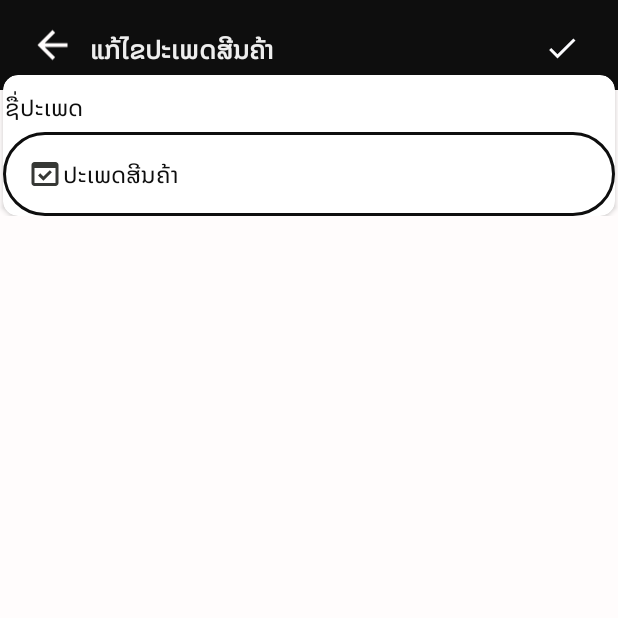
After one commit to touyphongkeo/posposs, an Android app: the Edit_category screen opened directly, with no data from a screen before it, on a phone screen of 412 x 824 dp, the top half of it. The commit adds this screen. Run offline under Robolectric (Android 15) with nearby library versions, the phone set to English and light mode, and no system bars; libraries missing offline, so code that uses them is left out: es.dmoral.toasty; 3 statements that could not run were skipped.

Commit message:
ມີການ ອັບເດດ 02-03-2023

```diff
--- a/app/src/main/AndroidManifest.xml
+++ b/app/src/main/AndroidManifest.xml
@@ -38,6 +38,7 @@
         <activity android:name="com.app.pospos.pos.Product2Cart"/>
         <activity android:name="com.app.pospos.pos.Pos2Activity" />
         <activity android:name="com.app.pospos.category.CategoryActivity" />
+        <activity android:name="com.app.pospos.category.Edit_category" />
 
         <activity android:name="com.app.pospos.HomeActivity" />
         <activity android:name="com.app.pospos.SplashActivity">
--- a/app/src/main/java/com/app/pospos/ClassLibs.java
+++ b/app/src/main/java/com/app/pospos/ClassLibs.java
@@ -6,6 +6,7 @@ public class ClassLibs {
     public static String Image = "";
     public static String SALE_BILL = "";
     public static String Cut_qty = "";
+    public static String Chart_id = "";
 
 
     public static String finvoiceId = "";
--- a/app/src/main/java/com/app/pospos/adapter/Categorys_tAdapter.java
+++ b/app/src/main/java/com/app/pospos/adapter/Categorys_tAdapter.java
@@ -1,8 +1,5 @@
 package com.app.pospos.adapter;
-
-
 import static com.gitonway.lee.niftymodaldialogeffects.lib.Effectstype.Slidetop;
-
 import android.content.Context;
 import android.content.Intent;
 import android.view.LayoutInflater;
@@ -14,30 +11,29 @@ import android.widget.Toast;
 import androidx.annotation.NonNull;
 import androidx.recyclerview.widget.RecyclerView;
 import com.app.onlinesmartpos.R;
+import com.app.pospos.Constant;
+import com.app.pospos.category.Edit_category;
+import com.app.pospos.image.Get_imageshow;
 import com.app.pospos.model.Catgory;
+import com.app.pospos.networking.ApiClient;
+import com.app.pospos.networking.ApiInterface;
 import com.app.pospos.utils.Utils;
 import com.gitonway.lee.niftymodaldialogeffects.lib.NiftyDialogBuilder;
-
 import java.util.List;
-
 import es.dmoral.toasty.Toasty;
 import retrofit2.Call;
 import retrofit2.Callback;
 import retrofit2.Response;
-
+import static com.app.pospos.ClassLibs.Chart_id;
 public class Categorys_tAdapter extends RecyclerView.Adapter<Categorys_tAdapter.MyViewHolder> {
-
-
     private List<Catgory> customerData;
     private Context context;
     Utils utils;
-
 
     public Categorys_tAdapter(Context context, List<Catgory> customerData) {
         this.context = context;
         this.customerData = customerData;
         utils=new Utils();
-
     }
 
 
@@ -51,29 +47,22 @@ public class Categorys_tAdapter extends RecyclerView.Adapter<Categorys_tAdapter.
 
     @Override
     public void onBindViewHolder(@NonNull final Categorys_tAdapter.MyViewHolder holder, int position) {
-
         final String Id = customerData.get(position).getID();
-        String chart_id = customerData.get(position).getCategory_id();
+        String 	category_id = customerData.get(position).getCategory_id();
         String chart_name = customerData.get(position).getCategory_name();
-
         holder.txtCustomerName.setText("ລະຫັດ: "+Id);
-        holder.txtCell.setText("ລະຫັດໜວດໜູ່: "+chart_id);
+        holder.txtCell.setText("ລະຫັດໜວດໜູ່: "+category_id);
         holder.txtEmail.setText("ປະເພດ: "+chart_name);
 
-
-
-
 //
-     /*   holder.imgDelete.setOnClickListener(new View.OnClickListener() {
+        holder.imgDelete.setOnClickListener(new View.OnClickListener() {
             @Override
             public void onClick(View v) {
-
-                Chart_id = chart_id;
-
+                Chart_id = category_id;
                 NiftyDialogBuilder dialogBuilder = NiftyDialogBuilder.getInstance(context);
                 dialogBuilder
                         .withTitle("ຄຳເຕືອນ")
-                        .withMessage("ທ່ານຕ້ອງການລົບຂໍ້ມູນບັນຊີນີ້ ແທ້ ຫຼື ບໍ ?")
+                        .withMessage("ທ່ານຕ້ອງການລົບຂໍ້ມູນນີ້ ແທ້ ຫຼື ບໍ ?")
                         .withEffect(Slidetop)
                         .withDialogColor("#2979ff") //use color code for dialog
                         .withButton1Text("ຕົກລົງ")
@@ -81,15 +70,11 @@ public class Categorys_tAdapter extends RecyclerView.Adapter<Categorys_tAdapter.
                         .setButton1Click(new View.OnClickListener() {
                             @Override
                             public void onClick(View v) {
-
-
                                 if (utils.isNetworkAvailable(context)) {
-                                    deletechart(Id);
+                                    deletecategory(category_id);
                                     customerData.remove(holder.getAdapterPosition());
                                     dialogBuilder.dismiss();
-                                }
-                                else
-                                {
+                                } else {
                                     dialogBuilder.dismiss();
                                     Toasty.error(context, "ບໍ່ສາມາດເຊື່ອມຕໍ່ອິນເຕີເນັດ", Toast.LENGTH_SHORT).show();
                                 }
@@ -98,16 +83,28 @@ public class Categorys_tAdapter extends RecyclerView.Adapter<Categorys_tAdapter.
                         .setButton2Click(new View.OnClickListener() {
                             @Override
                             public void onClick(View v) {
-
                                 dialogBuilder.dismiss();
                             }
                         })
-                        .show();
+                .show();
+            }
+        });
 
+
+
+
+
+        holder.imgCall.setOnClickListener(new View.OnClickListener() {
+            @Override
+            public void onClick(View v) {
+                Chart_id = category_id;
+                Intent intent=new Intent(context, Edit_category.class);
+                intent.putExtra("category_id",category_id);
+                context.startActivity(intent);
 
             }
         });
-*/
+
     }
 
     @Override
@@ -146,12 +143,12 @@ public class Categorys_tAdapter extends RecyclerView.Adapter<Categorys_tAdapter.
 
 
     //delete from server
-  /*  private void deletechart(String id) {
+    private void deletecategory(String category_id) {
         ApiInterface apiInterface = ApiClient.getApiClient().create(ApiInterface.class);
-        Call<chartaccount> call = apiInterface.deletechart_account(id);
-        call.enqueue(new Callback<chartaccount>() {
+        Call<Catgory> call = apiInterface.deleteCategory(category_id);
+        call.enqueue(new Callback<Catgory>() {
             @Override
-            public void onResponse(@NonNull Call<chartaccount> call, @NonNull Response<chartaccount> response) {
+            public void onResponse(@NonNull Call<Catgory> call, @NonNull Response<Catgory> response) {
 
 
                 if (response.isSuccessful() && response.body() != null) {
@@ -175,11 +172,11 @@ public class Categorys_tAdapter extends RecyclerView.Adapter<Categorys_tAdapter.
             }
 
             @Override
-            public void onFailure(@NonNull Call<chartaccount> call, Throwable t) {
+            public void onFailure(@NonNull Call<Catgory> call, Throwable t) {
                 Toast.makeText(context, "Error! " + t.toString(), Toast.LENGTH_SHORT).show();
             }
         });
     }
-*/
+
 
 }
--- a/app/src/main/java/com/app/pospos/adapter/Sale2Adapter.java
+++ b/app/src/main/java/com/app/pospos/adapter/Sale2Adapter.java
@@ -180,7 +180,7 @@ public class Sale2Adapter extends RecyclerView.Adapter<Sale2Adapter.MyViewHolder
         TextView txt_item_name,txt_weight,txt_price,status,txt_number,tabel;
         ImageView img_delete;
 
-        CircleImageView cart_product_image;
+        ImageView cart_product_image;
 
         public MyViewHolder(@NonNull View itemView) {
             super(itemView);
--- /dev/null
+++ b/app/src/main/java/com/app/pospos/category/Edit_category.java
@@ -0,0 +1,96 @@
+package com.app.pospos.category;
+import android.app.ProgressDialog;
+import android.content.Context;
+import android.content.SharedPreferences;
+import android.os.Bundle;
+import android.util.Log;
+import android.widget.Toast;
+
+import androidx.annotation.NonNull;
+import androidx.annotation.Nullable;
+import com.app.onlinesmartpos.R;
+import com.app.pospos.Constant;
+import com.app.pospos.HomeActivity;
+import com.app.pospos.image.Get_imageshow;
+import com.app.pospos.model.Catgory;
+import com.app.pospos.model.Login;
+import com.app.pospos.model.Product;
+import com.app.pospos.networking.ApiClient;
+import com.app.pospos.networking.ApiInterface;
+import com.app.pospos.utils.BaseActivity;
+import com.bumptech.glide.Glide;
+
+import java.math.BigDecimal;
+import java.text.DecimalFormat;
+import java.text.DecimalFormatSymbols;
+import java.text.SimpleDateFormat;
+import java.util.Date;
+import java.util.List;
+import java.util.Locale;
+
+import es.dmoral.toasty.Toasty;
+import retrofit2.Call;
+import retrofit2.Callback;
+import retrofit2.Response;
+
+public class Edit_category extends BaseActivity {
+    String category_id;
+    ProgressDialog loading;
+    SharedPreferences sp;
+
+    SharedPreferences.Editor editor;
+    @Override
+    protected void onCreate(@Nullable Bundle savedInstanceState) {
+        super.onCreate(savedInstanceState);
+        setContentView(R.layout.activity_editcategory);
+        getSupportActionBar().hide();
+        sp = getSharedPreferences(Constant.SHARED_PREF_NAME, Context.MODE_PRIVATE);
+        editor = sp.edit();
+        String email = sp.getString(Constant.SP_EMAIL, "");
+        String password = sp.getString(Constant.SP_PASSWORD, "");
+
+        category_id = getIntent().getExtras().getString(Constant.CATEGORY_ID);
+
+        Toast.makeText(this, category_id.toString(), Toast.LENGTH_SHORT).show();
+        getCategory(category_id);
+    }
+
+
+
+    public void getCategory(String category_id) {
+        Log.d("category_id",category_id);
+        loading=new ProgressDialog(Edit_category.this);
+        loading.setCancelable(false);
+        loading.setMessage(getString(R.string.please_wait));
+        loading.show();
+        ApiInterface apiInterface = ApiClient.getApiClient().create(ApiInterface.class);
+        retrofit2.Call<List<Catgory>> call;
+        call = apiInterface.updateCategorys(category_id);
+        call.enqueue(new Callback<List<Catgory>>() {
+            @Override
+            public void onResponse(@NonNull retrofit2.Call<List<Catgory>> call, @NonNull retrofit2.Response<List<Catgory>> response) {
+                if (response.isSuccessful() && response.body() != null) {
+                    List<Catgory> userData;
+                    userData = response.body();
+                    loading.dismiss();
+                    if (userData.isEmpty()) {
+                        Toasty.warning(Edit_category.this, R.string.no_product_found, Toast.LENGTH_SHORT).show();
+                    } else {
+                        loading.dismiss();
+                        String id = userData.get(0).getID();
+                        String categoryId = userData.get(0).getCategory_id();
+                        String category_name = userData.get(0).getCategory_name();
+
+
+                    }
+                }
+            }
+            @Override
+            public void onFailure(@NonNull retrofit2.Call<List<Catgory>> call, @NonNull Throwable t) {
+                Toast.makeText(Edit_category.this, R.string.something_went_wrong, Toast.LENGTH_SHORT).show();
+                Log.d("Error : ", t.toString());
+            }
+        });
+    }
+
+}
--- a/app/src/main/java/com/app/pospos/model/Catgory.java
+++ b/app/src/main/java/com/app/pospos/model/Catgory.java
@@ -9,6 +9,12 @@ public class Catgory {
     private String category_id;
     @SerializedName("category_name")
     private String category_name;
+
+
+    @SerializedName("value")
+    private String value;
+    @SerializedName("message")
+    private String massage;
     public String getID() {
         return Id;
     }
@@ -18,4 +24,12 @@ public class Catgory {
     public String getCategory_name() {
         return category_name;
     }
+
+    public String getValue() {
+        return value;
+    }
+
+    public String getMassage() {
+        return massage;
+    }
 }
--- a/app/src/main/java/com/app/pospos/networking/ApiInterface.java
+++ b/app/src/main/java/com/app/pospos/networking/ApiInterface.java
@@ -106,6 +106,20 @@ public interface ApiInterface {
             @Field(Constant.TBNAME) String tbname
     );
 
+   //delete category
+    @FormUrlEncoded
+    @POST("delete_category.php")
+    Call<Catgory> deleteCategory(
+            @Field(Constant.CATEGORY_ID) String category_id
+    );
+
+
+    @FormUrlEncoded
+    @POST("select_category.php")
+    Call<List<Catgory>> updateCategorys(
+            @Field(Constant.CATEGORY_ID) String category_id
+    );
+
 
 
     //add sale data to server
--- /dev/null
+++ b/app/src/main/res/drawable/baselinebf.xml
@@ -0,0 +1,5 @@
+<vector android:height="24dp" android:tint="#FBFBFD"
+    android:viewportHeight="24" android:viewportWidth="24"
+    android:width="24dp" xmlns:android="http://schemas.android.com/apk/res/android">
+    <path android:fillColor="@android:color/white" android:pathData="M9,16.17L4.83,12l-1.42,1.41L9,19 21,7l-1.41,-1.41z"/>
+</vector>
--- /dev/null
+++ b/app/src/main/res/drawable/verification_24.xml
@@ -0,0 +1,6 @@
+<vector android:height="24dp" android:tint="#363835"
+    android:viewportHeight="24" android:viewportWidth="24"
+    android:width="24dp" xmlns:android="http://schemas.android.com/apk/res/android">
+    <path android:fillColor="@android:color/white" android:pathData="M16.6,10.88l-1.42,-1.42l-4.24,4.25l-2.12,-2.13l-1.42,1.42l3.54,3.54z"/>
+    <path android:fillColor="@android:color/white" android:pathData="M19,4H5C3.89,4 3,4.9 3,6v12c0,1.1 0.89,2 2,2h14c1.1,0 2,-0.9 2,-2V6C21,4.9 20.11,4 19,4zM19,18H5V8h14V18z"/>
+</vector>
--- /dev/null
+++ b/app/src/main/res/layout/activity_editcategory.xml
@@ -0,0 +1,155 @@
+<?xml version="1.0" encoding="utf-8"?>
+<RelativeLayout xmlns:android="http://schemas.android.com/apk/res/android"
+    android:layout_width="match_parent"
+    android:layout_height="match_parent"
+    xmlns:app="http://schemas.android.com/apk/res-auto"
+    xmlns:tools="http://schemas.android.com/tools"
+    android:background="#FFFCFC">
+    <LinearLayout
+        android:layout_width="match_parent"
+        android:layout_height="wrap_content"
+        android:background="@color/colorPrimary"
+        android:weightSum="2">
+
+        <LinearLayout
+            android:layout_width="550dp"
+            android:layout_height="match_parent"
+            android:layout_weight="1"
+            android:gravity="center|left"
+            android:orientation="horizontal">
+
+            <ImageView
+                android:id="@+id/img_back"
+                android:layout_width="50dp"
+                android:layout_height="60dp"
+                android:layout_marginLeft="10dp"
+                android:padding="10dp"
+                app:srcCompat="@drawable/ic_baseline_arrow_back_24"
+                tools:ignore="VectorDrawableCompat" />
+
+            <TextView
+                android:id="@+id/namess"
+                android:layout_width="match_parent"
+                android:layout_height="20dp"
+                android:layout_weight="1"
+                android:fontFamily="@font/notosanslaoui_regular"
+                android:text="ແກ້ໄຂປະເພດສີນຄ້າ"
+                android:textColor="@color/white"
+                android:textSize="18sp"
+                android:textStyle="bold" />
+
+
+        </LinearLayout>
+
+        <LinearLayout
+            android:layout_width="match_parent"
+            android:layout_height="match_parent"
+            android:layout_weight="1"
+            android:background="@color/colorPrimary"
+            android:gravity="center|right"
+            android:orientation="horizontal">
+
+            <RelativeLayout
+                android:layout_width="wrap_content"
+                android:layout_height="wrap_content"
+                android:layout_gravity="center|right"
+                android:layout_marginTop="2dp"
+                android:layout_marginRight="10dp"
+                android:gravity="center">
+
+
+                <ImageView
+                    android:id="@+id/img_cart"
+                    android:layout_width="wrap_content"
+                    android:layout_height="wrap_content"
+                    android:foregroundGravity="center"
+                    android:padding="15dp"
+                    android:src="@drawable/baselinebf" />
+
+
+
+            </RelativeLayout>
+
+        </LinearLayout>
+
+
+    </LinearLayout>
+
+
+
+
+    <ScrollView
+        android:layout_marginTop="50dp"
+        android:layout_width="match_parent"
+        android:layout_height="match_parent">
+
+
+        <LinearLayout
+            android:layout_width="match_parent"
+            android:layout_height="wrap_content"
+            android:gravity="center"
+            android:orientation="vertical" >
+
+
+            <androidx.cardview.widget.CardView
+                android:layout_width="match_parent"
+                android:layout_height="match_parent"
+                app:cardCornerRadius="10dp"
+                android:layout_marginLeft="2dp"
+                android:layout_marginRight="2dp">
+                <LinearLayout
+                    android:id="@+id/layout1"
+                    android:layout_width="match_parent"
+                    android:layout_height="wrap_content"
+                    android:layout_marginTop="10dp"
+                    android:orientation="vertical">
+                    <TextView
+                        android:layout_width="match_parent"
+                        android:layout_height="wrap_content"
+                        android:textColor="@color/colorPrimary"
+                        android:textColorHint="@color/colorPrimary"
+                        android:textSize="16sp"
+                        android:layout_marginLeft="1dp"
+                        android:fontFamily="@font/notosanslaoui_regular"
+                        android:text="ຊື່ປະເພດ"/>
+
+                    <EditText
+                        android:layout_marginTop="5dp"
+                        android:id="@+id/etxt_email"
+                        android:layout_width="match_parent"
+                        android:layout_height="wrap_content"
+                        android:layout_alignParentTop="true"
+                        android:layout_centerHorizontal="true"
+                        android:background="@drawable/round_border"
+                        android:drawableLeft="@drawable/verification_24"
+                        android:hint="ປະເພດສີນຄ້າ"
+                        android:fontFamily="@font/notosanslaoui_regular"
+                        android:padding="16dp"
+                        android:textColor="@color/colorPrimary"
+                        android:textColorHint="@color/colorPrimary"
+                        android:textSize="16sp" />
+
+                    <EditText
+                        android:visibility="gone"
+                        android:layout_marginTop="5dp"
+                        android:id="@+id/etxt_serach"
+                        android:layout_width="match_parent"
+                        android:layout_height="wrap_content"
+                        android:layout_alignParentTop="true"
+                        android:layout_centerHorizontal="true"
+                        android:background="@drawable/round_border"
+                        android:drawableLeft="@drawable/ic_baseline_person_add_alt_1_24s"
+                        android:hint=" ລະຫັດຜູ້ໃຊ້"
+                        android:fontFamily="@font/notosanslaoui_regular"
+                        android:padding="16dp"
+                        android:textColor="@color/colorPrimary"
+                        android:textColorHint="@color/colorPrimary"
+                        android:textSize="16sp" />
+
+                </LinearLayout>
+            </androidx.cardview.widget.CardView>
+        </LinearLayout>
+    </ScrollView>
+
+
+</RelativeLayout>
--- a/app/src/main/res/layout/activity_home.xml
+++ b/app/src/main/res/layout/activity_home.xml
@@ -312,7 +312,7 @@
                                                     android:layout_marginBottom="2dp"
                                                     android:background="@drawable/circle_shape"
                                                     android:padding="20dp"
-                                                    android:src="@drawable/nbvc" />
+                                                    android:src="@drawable/tables" />
                                             </LinearLayout>
 
 
@@ -574,7 +574,7 @@
                                                     android:layout_marginBottom="2dp"
                                                     android:background="@drawable/circle_shape"
                                                     android:padding="20dp"
-                                                    android:src="@drawable/nbsdd" />
+                                                    android:src="@drawable/tyg" />
                                             </LinearLayout>
 
                                         </RelativeLayout>
@@ -649,7 +649,7 @@
                                                     android:gravity="center"
                                                     android:padding="5dp"
 
-                                                    android:text="ຂໍ້ມູນຜູ້ໃຊ້"
+                                                    android:text="ຊ່ວຍເຫຼື່ອ"
                                                     android:textAllCaps="true"
                                                     android:textColor="#FFF"
                                                     android:textSize="18sp"
@@ -664,7 +664,7 @@
                                                     android:layout_marginBottom="2dp"
                                                     android:background="@drawable/circle_shape"
                                                     android:padding="20dp"
-                                                    android:src="@drawable/usernames"
+                                                    android:src="@drawable/bbdss"
                                                     />
                                             </LinearLayout>
 
--- a/app/src/main/res/layout/cart2_product_items.xml
+++ b/app/src/main/res/layout/cart2_product_items.xml
@@ -30,7 +30,7 @@
                 android:gravity="center"
                 android:orientation="vertical">
 
-                <de.hdodenhof.circleimageview.CircleImageView
+                <ImageView
                     android:id="@+id/cart_product_image"
                     android:layout_width="100dp"
                     android:layout_height="100dp"
--- a/app/src/main/res/layout/catgorydata_item.xml
+++ b/app/src/main/res/layout/catgorydata_item.xml
@@ -30,10 +30,10 @@
 
                 <ImageView
                     android:layout_margin="5dp"
-                    android:background="@drawable/bcv"
+                    android:background="@drawable/hhu"
                     android:id="@+id/cart_product_image"
-                    android:layout_width="100dp"
-                    android:layout_height="100dp"
+                    android:layout_width="90dp"
+                    android:layout_height="90dp"
                     android:layout_weight="1"
                     android:contentDescription="TODO"
                     android:padding="15dp"
```
Also changed, not shown: app/src/main/res/drawable/cta.png (added), app/src/main/res/drawable/hhu.png (added), app/src/main/res/drawable/tyg.png (added).
